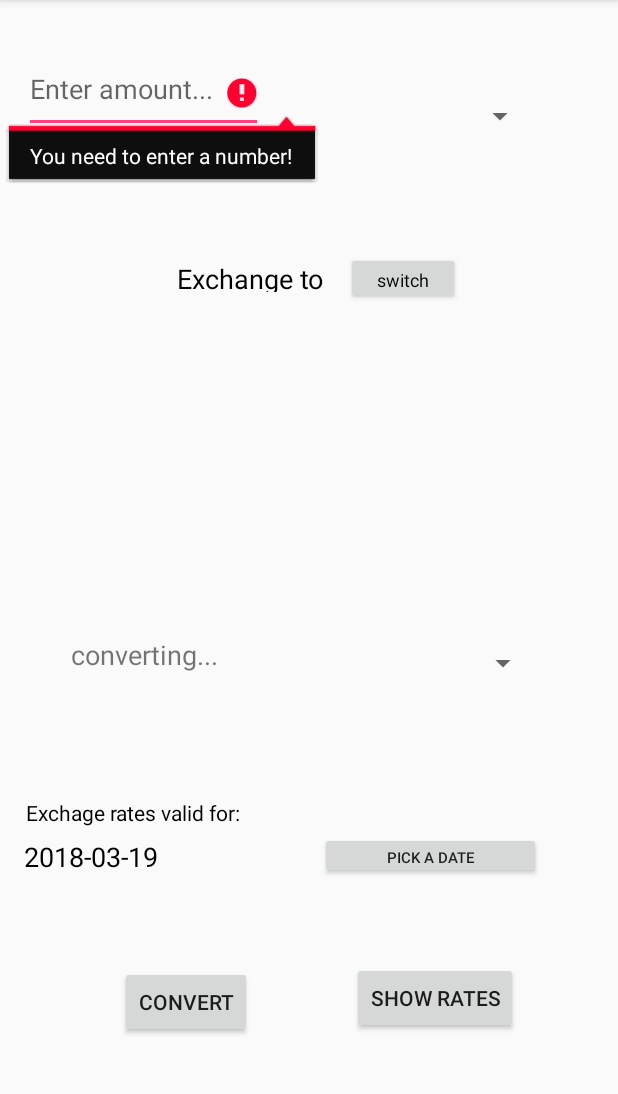
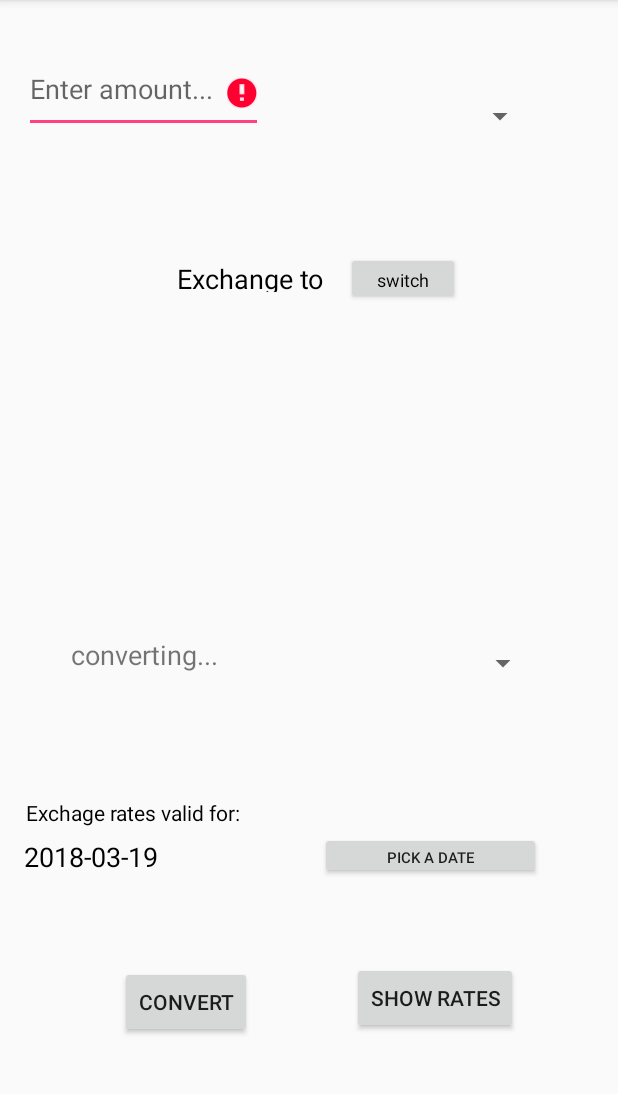
Before and after one commit to simeonkostadinov/Currency_Converter, an Android app: the screen it shows after launch (MainActivity), after a tap on "switch", on a phone screen of 412 x 824 dp, the part 84-1178 px from its top. Run offline under Robolectric (Android 15) with nearby library versions, the phone set to English and light mode, and no system bars; 5 statements that could not run were skipped; 3 other taps on this screen came first.

Commit message:
Small fix, forgot to add a check!

```diff
--- a/app/src/main/java/com/example/currencyconverter/MainActivity.java
+++ b/app/src/main/java/com/example/currencyconverter/MainActivity.java
@@ -236,10 +236,12 @@ public class MainActivity extends AppCompatActivity {
                             int pos2 = newAmountSpinner.getSelectedItemPosition();
                             amountSpinner.setSelection(pos2);
                             newAmountSpinner.setSelection(pos1);
-                            if(!newAmount.getText().toString().equalsIgnoreCase("converting...")){
+                            if(!newAmount.getText().toString().equalsIgnoreCase("converting...")
+                                   && newAmount.getText().toString().trim().length() !=0){
                                 amount.setText(newAmount.getText());
+                                convert.performClick();
                             }
-                            convert.performClick();
+
                         }
                     });
                 }
```
